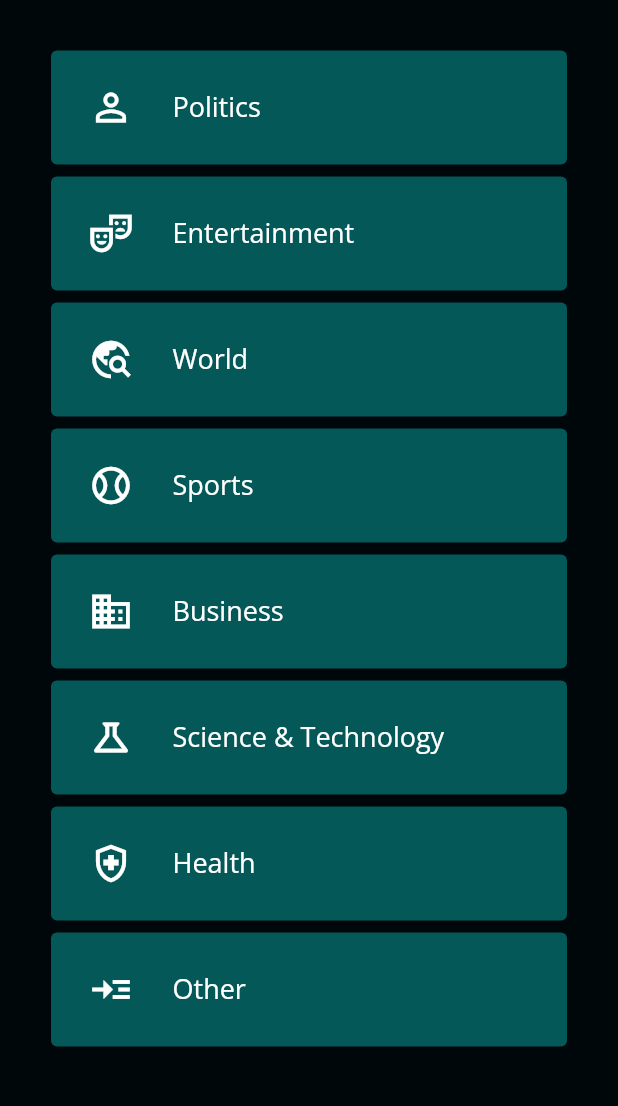
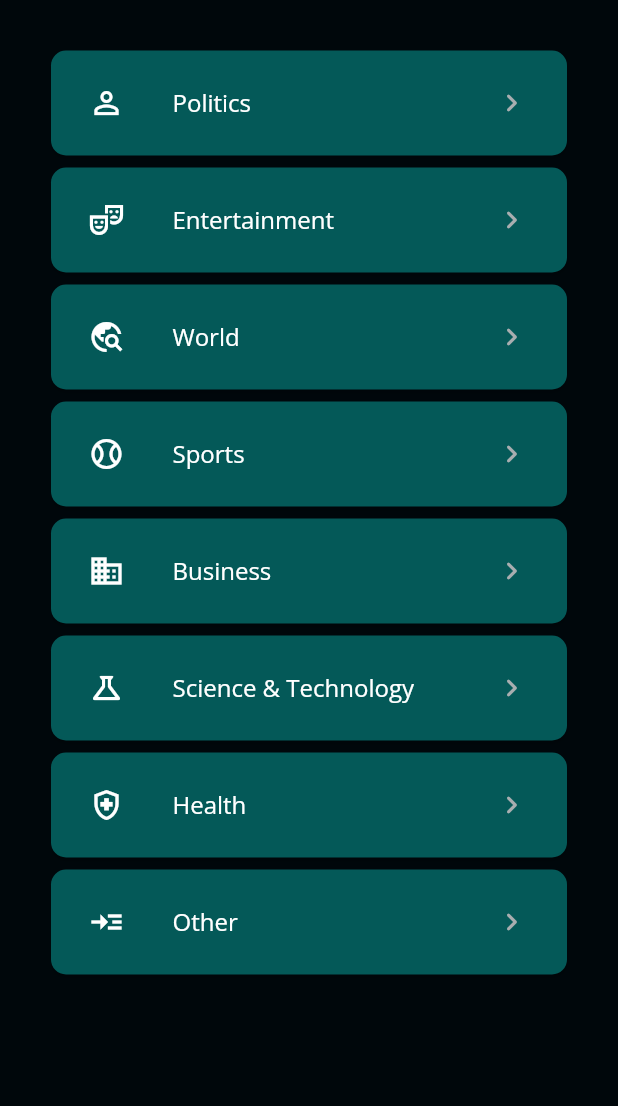
Before and after one commit to hadiyaaamir/khulasa, a Flutter app: the Categories screen opened directly, in the side drawer, after a tap on "RSS Feed", on a phone screen of 412 x 824 dp, the part 62-1168 px from its top. Run offline on Flutter 3.47's test engine with Material 2 defaults, Android fonts, the phone set to English and light mode, and no system bars; our stand-ins replace cloud_firestore, file_picker, flutter_tts, image_picker; missing offline and left inert: dart:ffi, flutter_tesseract_ocr, pdf_text, syncfusion_flutter_pdf; accounts and stored records are empty; network calls fail.

Commit message:
icons and sizing

```diff
--- a/lib/Views/RSS/categories.dart
+++ b/lib/Views/RSS/categories.dart
@@ -34,16 +34,23 @@ class _CategoriesState extends State<Categories> {
           padding: const EdgeInsets.only(bottom: 0),
           child: Card(
             color: colors.primary,
+            shape: const RoundedRectangleBorder(
+              borderRadius: BorderRadius.all(Radius.circular(10)),
+            ),
             child: ListTile(
               contentPadding:
-                  const EdgeInsets.symmetric(vertical: 10, horizontal: 25),
+                  const EdgeInsets.symmetric(vertical: 7, horizontal: 25),
+
               title: Text(
                 categories[index].name,
-                style: TextStyle(color: colors.text, fontSize: headingFont),
+                style: TextStyle(color: colors.text),
               ),
 
-              leading:
-                  Icon(categories[index].icon, color: colors.text, size: 30),
+              leading: Icon(categories[index].icon, color: colors.text),
+              trailing: Icon(
+                Icons.keyboard_arrow_right_rounded,
+                color: colors.text2,
+              ),
               onTap: () {
                 Navigation()
                     .navigation(context, RssFeed(cat: categories[index]));
--- a/lib/Views/Widgets/NavBar/AppBarPage.dart
+++ b/lib/Views/Widgets/NavBar/AppBarPage.dart
@@ -54,14 +54,27 @@ class _DrawState extends State<Draw> {
 
                   //toggle button here
                 ),
-                const DrawerOption(text: 'RSS Feed', navTo: Categories()),
-                const DrawerOption(text: 'Summary', navTo: Summary()),
-                const DrawerOption(text: 'Saved', navTo: Saved()),
-                const DrawerOption(text: 'Settings', navTo: Settings()),
+                const DrawerOption(
+                    text: 'RSS Feed',
+                    navTo: Categories(),
+                    icon: Icons.find_in_page_outlined),
+                const DrawerOption(
+                    text: 'Summary', navTo: Summary(), icon: Icons.text_fields),
+                const DrawerOption(
+                  text: 'Saved',
+                  navTo: Saved(),
+                  icon: Icons.bookmark_border_outlined,
+                ),
+                const DrawerOption(
+                  text: 'Settings',
+                  navTo: Settings(),
+                  icon: Icons.settings_outlined,
+                ),
                 DrawerOption(
                     text: 'Logout',
                     navTo: const Login(),
-                    textColour: colors.secondary),
+                    textColour: colors.secondary,
+                    icon: Icons.logout_outlined),
               ],
             ),
             const Padding(
@@ -81,11 +94,13 @@ class DrawerOption extends StatelessWidget {
     this.textColour,
     required this.text,
     required this.navTo,
+    required this.icon,
   });
 
   final Color? textColour;
   final String text;
   final Widget navTo;
+  final IconData icon;
 
   @override
   Widget build(BuildContext context) {
@@ -97,6 +112,7 @@ class DrawerOption extends StatelessWidget {
             fontSize: buttonFont,
             color: textColour ?? colors.text,
           )),
+      leading: Icon(icon, color: textColour ?? colors.text),
       onTap: () {
         Navigation().navigationReplace(context, navTo);
       },
```
